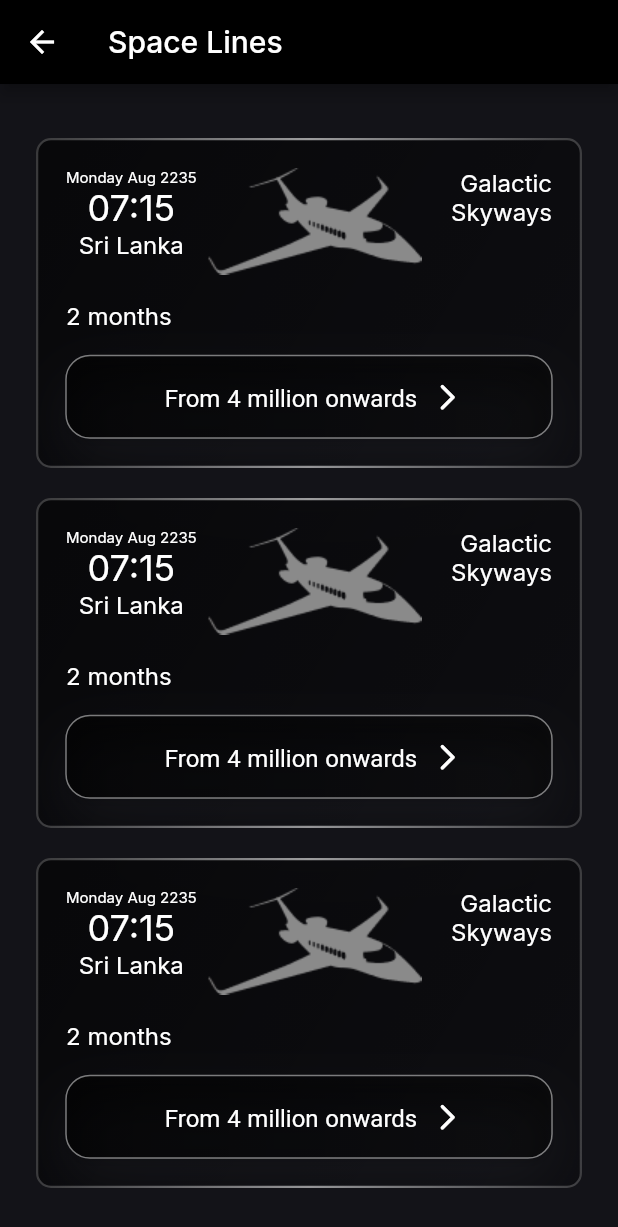
After one commit to TechTriathlon-CosmiX/flutter_app, a Flutter app: the screen it shows after launch, after a tap on "Space Lines Page", on a phone screen of 412 x 824 dp. The commit adds this screen. Shown: the top 1227 px of the screen. Run offline on Flutter 3.47's test engine with Material 2 defaults, Android fonts, the phone set to English and light mode, and no system bars; drawn by our look-alikes of glassmorphism; our stand-ins replace flutter_svg, get, google_fonts; missing offline and left inert: iconify_flutter.

Commit message:
space lines

```diff
--- a/lib/screens/home_screen.dart
+++ b/lib/screens/home_screen.dart
@@ -3,6 +3,7 @@ import 'package:CosmiX/screens/from_to_card_screen.dart';
 import 'package:CosmiX/screens/passenger_input_screen.dart';
 import 'package:CosmiX/screens/selectable_planet_screent.dart';
 import 'package:CosmiX/screens/inputs_screen.dart';
+import 'package:CosmiX/screens/space_lines.dart';
 import 'package:CosmiX/theme/colors.dart';
 import 'package:flutter/material.dart';
 import 'package:get/get.dart';
@@ -61,6 +62,12 @@ class HomeScreen extends StatelessWidget {
                 type: ButtonType.primary,
                 buttonText: "Search Filter Page",
                 onPressed: () => Get.to(() => PassengerInputScreen())),
+            const SizedBox(height: 24),
+            Button(
+                rightIcon: const Icon(Icons.arrow_forward_ios),
+                type: ButtonType.primary,
+                buttonText: "Space Lines Page",
+                onPressed: () => Get.to(() => SpaceLines())),
           ],
         )),
       ),
--- /dev/null
+++ b/lib/screens/space_lines.dart
@@ -0,0 +1,110 @@
+import 'package:CosmiX/theme/colors.dart';
+import 'package:CosmiX/widgets/button.dart';
+import 'package:CosmiX/widgets/card.dart';
+import 'package:CosmiX/widgets/glass_card.dart';
+import 'package:flutter/material.dart';
+
+class SpaceLines extends StatelessWidget {
+  const SpaceLines({super.key});
+
+  @override
+  Widget build(BuildContext context) {
+    return Scaffold(
+      backgroundColor: CosmixColor.bgColor,
+      appBar: AppBar(title: Text("Space Lines")),
+      body: SingleChildScrollView(
+        child: Padding(
+          padding: const EdgeInsets.symmetric(horizontal: 24.0, vertical: 36.0),
+          child: Column(
+            children: [
+              ListView(
+                shrinkWrap: true,
+                physics: NeverScrollableScrollPhysics(),
+                children: [
+                  SpacelineCard(),
+                  SpacelineCard(),
+                  SpacelineCard(),
+                ],
+              ),
+            ],
+          ),
+        ),
+      ),
+    );
+  }
+}
+
+class SpacelineCard extends StatelessWidget {
+  const SpacelineCard({
+    super.key,
+  });
+
+  @override
+  Widget build(BuildContext context) {
+    return Column(
+      children: [
+        GlassCard(
+          height: 220,
+          child: Padding(
+            padding: const EdgeInsets.all(20.0),
+            child: Column(
+              mainAxisAlignment: MainAxisAlignment.spaceBetween,
+              crossAxisAlignment: CrossAxisAlignment.stretch,
+              children: [
+                Row(
+                  crossAxisAlignment: CrossAxisAlignment.start,
+                  mainAxisAlignment: MainAxisAlignment.spaceBetween,
+                  children: [
+                    Column(
+                      children: [
+                        Text(
+                          'Monday Aug 2235',
+                          style:
+                              TextStyle(fontSize: 10, color: CosmixColor.white),
+                        ),
+                        Text(
+                          '07:15',
+                          style:
+                              TextStyle(fontSize: 24, color: CosmixColor.white),
+                        ),
+                        Text(
+                          'Sri Lanka',
+                          style:
+                              TextStyle(fontSize: 16, color: CosmixColor.white),
+                        )
+                      ],
+                    ),
+                    Image.asset('assets/images/spaceships/spaceship1.png'),
+                    Container(
+                      width: 80,
+                      child: Text("Galactic Skyways",
+                          textAlign: TextAlign.right,
+                          maxLines: 2,
+                          style: TextStyle(
+                              fontSize: 16, color: CosmixColor.white)),
+                    )
+                  ],
+                ),
+                Text(
+                  "2 months",
+                  style: TextStyle(
+                      fontSize: 16,
+                      fontWeight: FontWeight.w400,
+                      color: CosmixColor.white),
+                ),
+                Button(
+                  onPressed: () {},
+                  buttonText: "From 4 million onwards",
+                  type: ButtonType.secondary,
+                  rightIcon: Icon(Icons.arrow_forward_ios_rounded),
+                )
+              ],
+            ),
+          ),
+          type: CardType.dark,
+        ),
+        SizedBox(height: 20)
+      ],
+    );
+  }
+}
```
Also changed, not shown: pubspec.yaml (+4 -5 lines), assets/images/spaceships/spaceship1.png (added).
